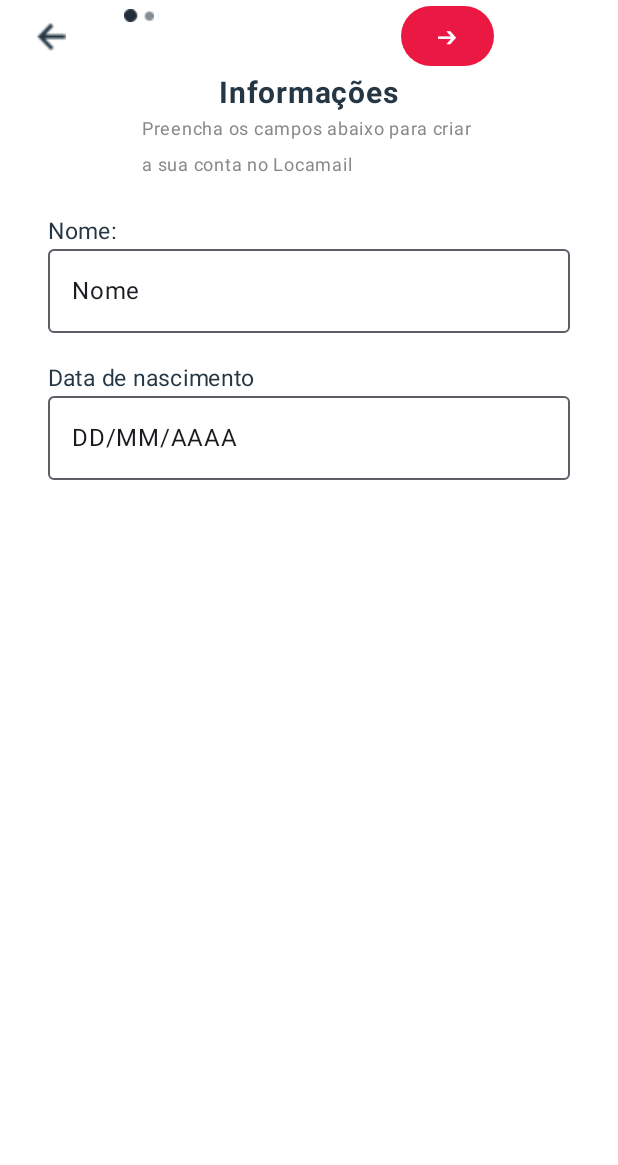
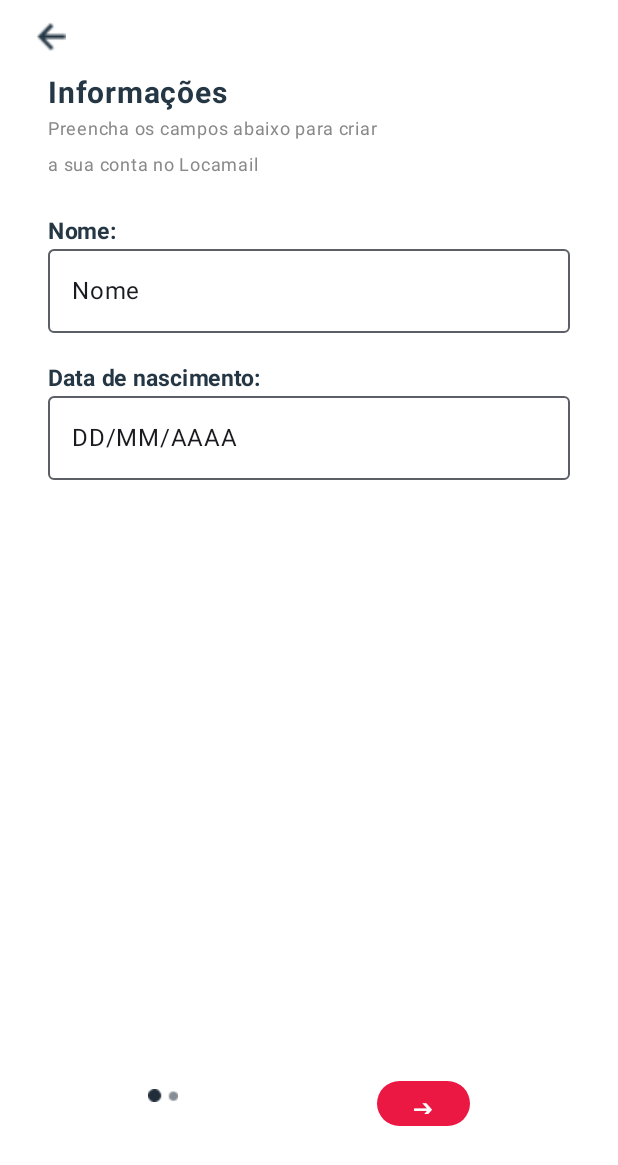
Before and after one commit to kalineduttra/Localweb, an Android app built with Jetpack Compose: the @Preview function PersonalDataRegistrationPreview, on a phone screen of 412 x 824 dp. Shown: the top 1165 px of the screen. Run offline under Robolectric (Android 15) with nearby library versions, the phone set to English and light mode, and no system bars.

Commit message:
update screen

```diff
--- a/app/src/main/java/br/com/fiap/localweb/screens/PersonalDataRegistrationScreen.kt
+++ b/app/src/main/java/br/com/fiap/localweb/screens/PersonalDataRegistrationScreen.kt
@@ -29,12 +29,13 @@ import br.com.fiap.localweb.R
 
 @Composable
 fun PersonalDataRegistrationScreen() {
-    Box(modifier = Modifier.fillMaxSize()){
+    Box(
+        modifier = Modifier.fillMaxSize()
+    ){
         Row(
             horizontalArrangement = Arrangement.SpaceAround,
+        ){
 
-        ){
-            Spacer(modifier = Modifier.height(15.dp))
             Button(onClick = { /*TODO*/ },
                 colors = ButtonDefaults.buttonColors(
                     containerColor = colorResource(id = R.color.white),
@@ -47,15 +48,14 @@ fun PersonalDataRegistrationScreen() {
                 )
             }
         }
-
         Column(
             modifier = Modifier
                 .fillMaxWidth()
-                .height(300.dp)
+                .height(700.dp)
                 .width(300.dp)
                 .offset(y = (50).dp)
                 .padding(end = 32.dp, start = 32.dp),
-            horizontalAlignment = Alignment.CenterHorizontally
+
         ){
             Text(
                 text="Informações",
@@ -73,6 +73,7 @@ fun PersonalDataRegistrationScreen() {
             Spacer(modifier = Modifier.height(20.dp))
             Text(
                 text = "Nome:",
+                fontWeight = FontWeight.Bold,
                 textAlign = TextAlign.Start,
                 modifier = Modifier.fillMaxWidth(),
                 color = colorResource(id = R.color.blue),
@@ -88,7 +89,8 @@ fun PersonalDataRegistrationScreen() {
             )
             Spacer(modifier = Modifier.height(2.dp))
             Text(
-                text = "Data de nascimento",
+                text = "Data de nascimento:",
+                fontWeight = FontWeight.Bold,
                 textAlign = TextAlign.Start,
                 modifier = Modifier.fillMaxWidth(),
                 color = colorResource(id = R.color.blue),
@@ -99,10 +101,10 @@ fun PersonalDataRegistrationScreen() {
                 onValueChange = {},
                 modifier = Modifier
                     .fillMaxWidth())
-        }
 
-        Spacer(modifier = Modifier.height(200.dp))
-        Row(horizontalArrangement = Arrangement.SpaceAround,
+            Spacer(modifier = Modifier.height(400.dp))
+            Row(
+                horizontalArrangement = Arrangement.SpaceAround,
                 modifier = Modifier
                     .fillMaxWidth()
             ){
@@ -123,3 +125,5 @@ fun PersonalDataRegistrationScreen() {
             }
         }
     }
+
+}
```
Lines whose indentation alone changed are shown as unchanged.
